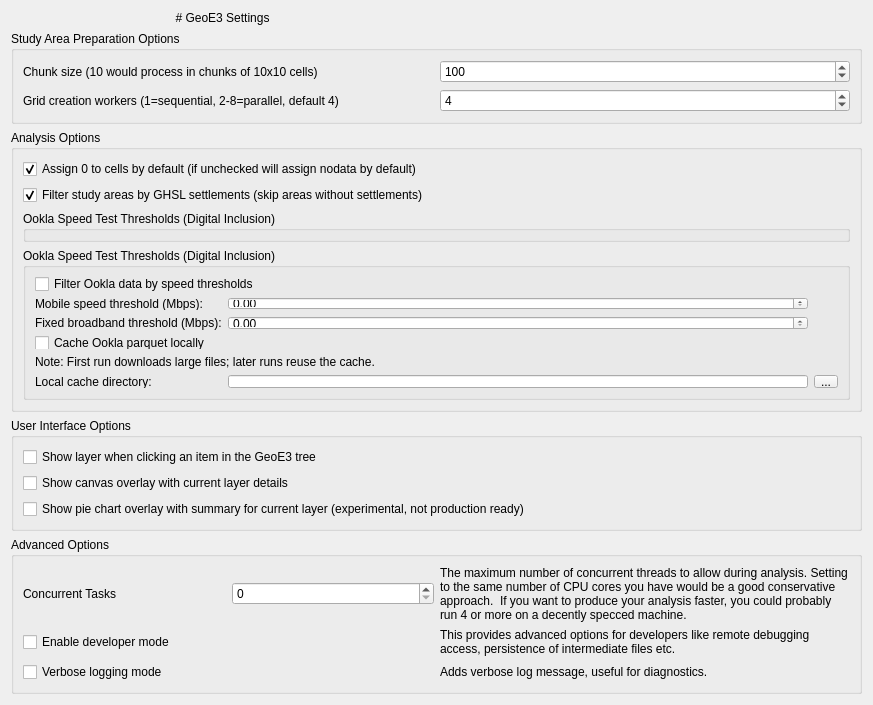
First picture: the form in geest/ui/geoe3_settings_base.ui, repository worldbank/GEEST, before the edit.
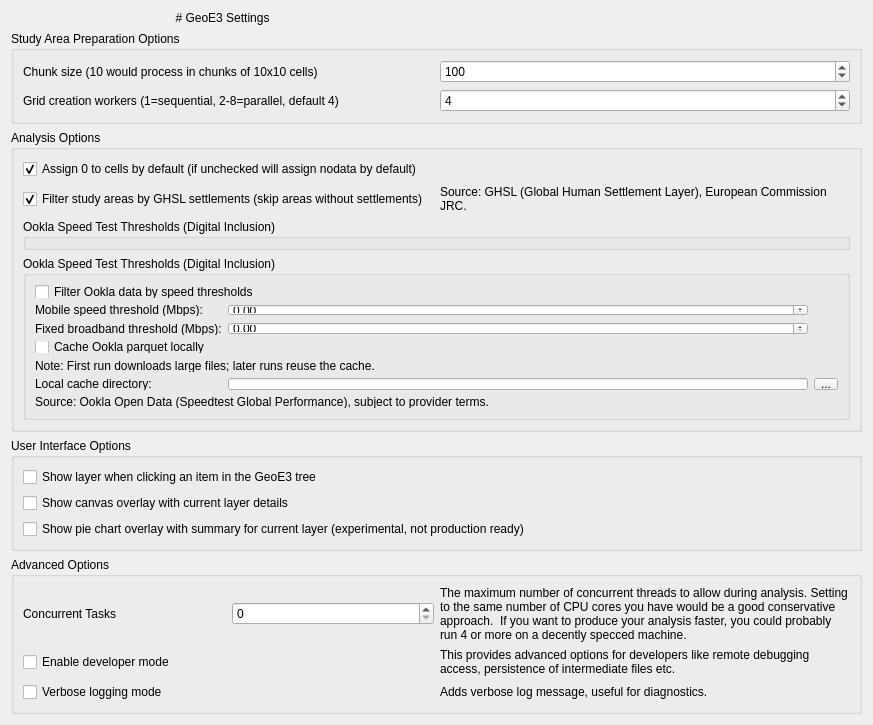
Second picture: the form after the edit.

Commit message: fix: enhance data attribution details across various UI components

```diff
--- a/geest/ui/geoe3_settings_base.ui
+++ b/geest/ui/geoe3_settings_base.ui
@@ -105,6 +105,16 @@
          </property>
         </widget>
        </item>
+        <item row="1" column="1">
+         <widget class="QLabel" name="label_ghsl_attribution">
+          <property name="text">
+           <string>Source: GHSL (Global Human Settlement Layer), European Commission JRC.</string>
+          </property>
+          <property name="wordWrap">
+           <bool>true</bool>
+          </property>
+         </widget>
+        </item>
        <item row="2" column="0" colspan="2">
         <widget class="QGroupBox" name="groupBox_ookla">
          <property name="title">
@@ -185,6 +195,16 @@
            </property>
           </widget>
          </item>
+          <item row="6" column="0" colspan="3">
+           <widget class="QLabel" name="label_ookla_attribution">
+            <property name="text">
+             <string>Source: Ookla Open Data (Speedtest Global Performance), subject to provider terms.</string>
+            </property>
+            <property name="wordWrap">
+             <bool>true</bool>
+            </property>
+           </widget>
+          </item>
          <item row="5" column="0">
           <widget class="QLabel" name="label_ookla_cache_dir">
            <property name="text">
```
Lines whose indentation alone changed are shown as unchanged. The commit also changes 4 other files.
